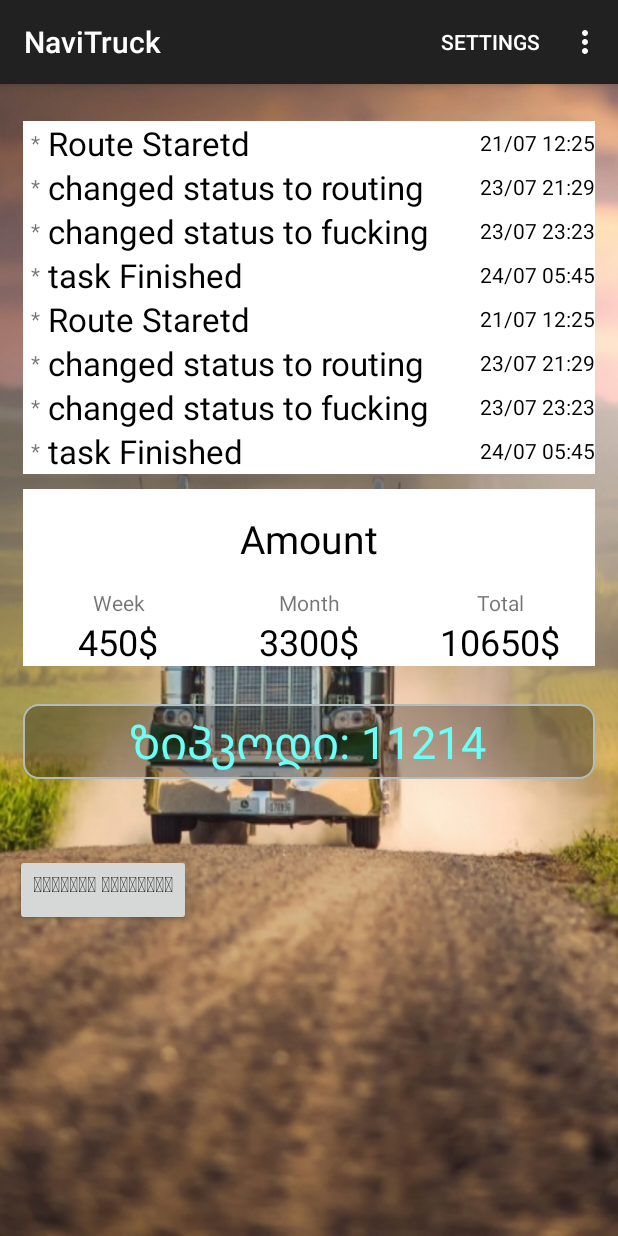
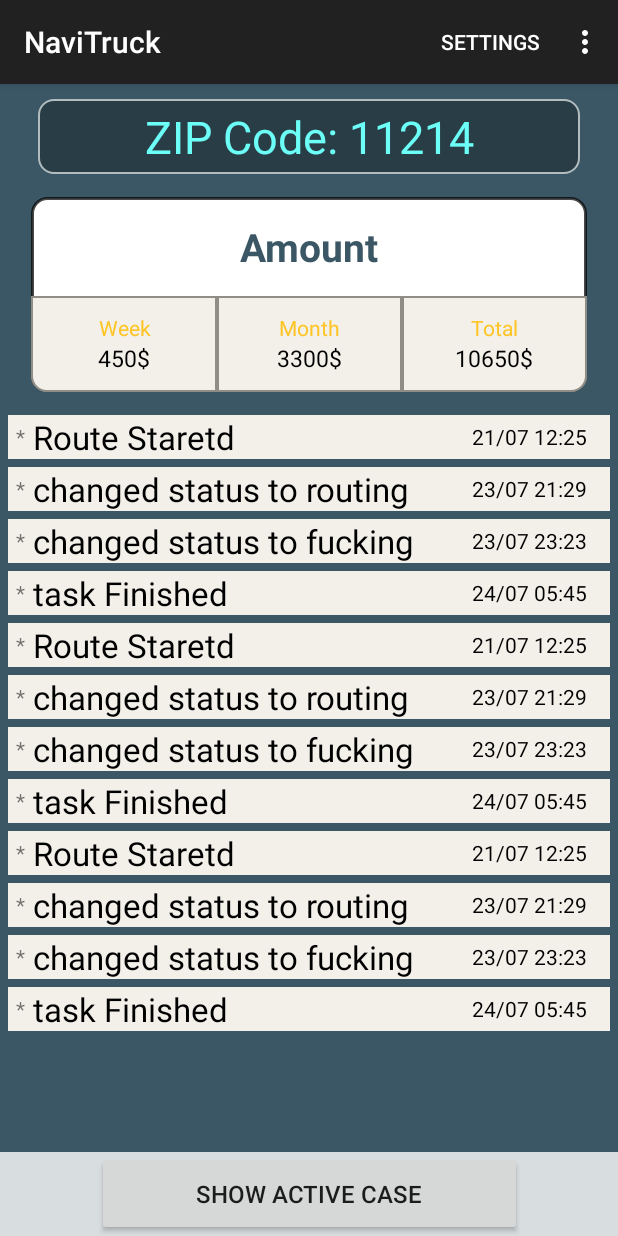
Before and after one commit to pertooo/NaviTruck, an Android app: the screen it shows after launch (MainActivity), on a phone screen of 412 x 824 dp. Run offline under Robolectric (Android 15) with nearby library versions, the phone set to English and light mode, and no system bars; libraries missing offline, so code that uses them is left out: com.anychart, com.anychart.chart, com.anychart.charts, com.anychart.core, com.anychart.enums.

Commit message:
main activity and current task design change

```diff
--- a/app/build.gradle
+++ b/app/build.gradle
@@ -71,5 +71,4 @@ dependencies {
     implementation 'com.github.AnyChart:AnyChart-Android:1.1.2'
 
 
-
 }
--- a/app/src/main/java/com/example/navitruck/screens/main/mystat/MyStatsRecyclerAdapter.java
+++ b/app/src/main/java/com/example/navitruck/screens/main/mystat/MyStatsRecyclerAdapter.java
@@ -36,6 +36,8 @@ public class MyStatsRecyclerAdapter extends RecyclerView.Adapter<MyStatsRecycler
 
 
 
+
+
     // binds the data to the TextView in each row
     @Override
     public void onBindViewHolder(MyStatsRecyclerViewholder holder, int position) {
--- /dev/null
+++ b/app/src/main/res/drawable/bg_home_zipcode.xml
@@ -0,0 +1,33 @@
+<?xml version="1.0" encoding="utf-8"?>
+<shape xmlns:android="http://schemas.android.com/apk/res/android"
+    android:shape="rectangle">
+    <size
+        android:width="360dp"
+        android:height="420dp" />
+
+
+    <corners android:radius="10dp" />
+
+<!--        <stroke-->
+<!--            android:width="5px"-->
+<!--            android:color="#000000" />-->
+
+        <solid android:color="@color/white" />
+
+        <stroke android:color="@color/colorTrnsparentBackground" android:width="2dp" />
+
+    <padding
+        android:bottom="0dp"
+        android:left="0dp"
+        android:right="0dp"
+        android:top="0dp" />
+
+
+<!--    <gradient-->
+<!--        android:angle="0"-->
+<!--        android:endColor="#03a9fc"-->
+<!--        android:startColor="#a5d8f2"-->
+<!--        android:type="linear" />-->
+
+
+</shape>
--- /dev/null
+++ b/app/src/main/res/drawable/bg_stage_list.xml
@@ -0,0 +1,27 @@
+<?xml version="1.0" encoding="utf-8"?>
+<shape xmlns:android="http://schemas.android.com/apk/res/android"
+    android:shape="rectangle">
+
+
+<!--    <corners android:radius="10dp" />-->
+
+
+<!--    <stroke-->
+<!--        android:width="1dp"-->
+<!--        android:color="#fcca19" />-->
+
+    <padding
+        android:bottom="0dp"
+        android:left="0dp"
+        android:right="0dp"
+        android:top="0dp" />
+
+
+    <gradient
+        android:angle="0"
+        android:endColor="#f2f0e9"
+        android:startColor="#fcf9ed"
+        android:type="radial" />
+
+
+</shape>
--- /dev/null
+++ b/app/src/main/res/drawable/bg_statistics_left.xml
@@ -0,0 +1,31 @@
+<?xml version="1.0" encoding="utf-8"?>
+<shape xmlns:android="http://schemas.android.com/apk/res/android"
+    android:shape="rectangle">
+    <size
+        android:width="360dp"
+        android:height="420dp" />
+
+
+    <corners
+        android:bottomLeftRadius="10dp"/>
+
+
+    <stroke android:color="#8f8d85" android:width="1dp" />
+
+<!--        <stroke android:color="#fcca19" android:width="1dp" />-->
+
+    <padding
+        android:bottom="0dp"
+        android:left="0dp"
+        android:right="0dp"
+        android:top="0dp" />
+
+
+    <gradient
+        android:angle="0"
+        android:endColor="#f2f0e9"
+        android:startColor="#fcf9ed"
+        android:type="radial" />
+
+
+</shape>
--- /dev/null
+++ b/app/src/main/res/drawable/bg_statistics_middle.xml
@@ -0,0 +1,31 @@
+<?xml version="1.0" encoding="utf-8"?>
+<shape xmlns:android="http://schemas.android.com/apk/res/android"
+    android:shape="rectangle">
+    <size
+        android:width="360dp"
+        android:height="420dp" />
+
+
+<!--    <corners-->
+<!--        android:bottomLeftRadius="10dp"/>-->
+
+
+    <stroke android:color="#8f8d85" android:width="1dp" />
+
+<!--        <stroke android:color="#fcca19" android:width="1dp" />-->
+
+    <padding
+        android:bottom="0dp"
+        android:left="0dp"
+        android:right="0dp"
+        android:top="0dp" />
+
+
+    <gradient
+        android:angle="0"
+        android:endColor="#f2f0e9"
+        android:startColor="#fcf9ed"
+        android:type="radial" />
+
+
+</shape>
--- /dev/null
+++ b/app/src/main/res/drawable/bg_statistics_right.xml
@@ -0,0 +1,31 @@
+<?xml version="1.0" encoding="utf-8"?>
+<shape xmlns:android="http://schemas.android.com/apk/res/android"
+    android:shape="rectangle">
+    <size
+        android:width="360dp"
+        android:height="420dp" />
+
+
+    <corners
+        android:bottomRightRadius="10dp"/>
+
+
+    <stroke android:color="#8f8d85" android:width="1dp" />
+
+<!--        <stroke android:color="#fcca19" android:width="1dp" />-->
+
+    <padding
+        android:bottom="0dp"
+        android:left="0dp"
+        android:right="0dp"
+        android:top="0dp" />
+
+
+    <gradient
+        android:angle="0"
+        android:endColor="#f2f0e9"
+        android:startColor="#fcf9ed"
+        android:type="radial" />
+
+
+</shape>
--- /dev/null
+++ b/app/src/main/res/drawable/bg_statistics_whole.xml
@@ -0,0 +1,32 @@
+<?xml version="1.0" encoding="utf-8"?>
+<shape xmlns:android="http://schemas.android.com/apk/res/android"
+    android:shape="rectangle">
+    <size
+        android:width="360dp"
+        android:height="420dp" />
+
+
+    <corners
+        android:bottomRightRadius="10dp"
+        android:bottomLeftRadius="10dp"/>
+
+
+    <stroke android:color="#8f8d85" android:width="1dp" />
+
+<!--        <stroke android:color="#fcca19" android:width="1dp" />-->
+
+    <padding
+        android:bottom="0dp"
+        android:left="0dp"
+        android:right="0dp"
+        android:top="0dp" />
+
+
+    <gradient
+        android:angle="0"
+        android:endColor="#f2f0e9"
+        android:startColor="#fcf9ed"
+        android:type="radial" />
+
+
+</shape>
--- a/app/src/main/res/layout/fragment_current_task.xml
+++ b/app/src/main/res/layout/fragment_current_task.xml
@@ -1,38 +1,69 @@
 <?xml version="1.0" encoding="utf-8"?>
-<LinearLayout
-    xmlns:android="http://schemas.android.com/apk/res/android"
+<androidx.constraintlayout.widget.ConstraintLayout xmlns:android="http://schemas.android.com/apk/res/android"
     android:layout_width="match_parent"
     android:layout_height="match_parent"
+    xmlns:app="http://schemas.android.com/apk/res-auto"
+    android:background="@color/main_bg"
     android:gravity="center"
     android:orientation="vertical">
+
+
+    <androidx.core.widget.NestedScrollView
+        android:layout_width="match_parent"
+        android:layout_height="0dp"
+        app:layout_constraintTop_toTopOf="parent"
+        app:layout_constraintBottom_toBottomOf="parent">
+    <androidx.constraintlayout.widget.ConstraintLayout
+        android:layout_width="match_parent"
+        android:layout_height="wrap_content">
+
 
     <androidx.recyclerview.widget.RecyclerView
         android:id="@+id/statusRec"
         android:layout_width="match_parent"
         android:layout_height="wrap_content"
         android:layout_gravity="center_vertical"
-        android:layout_marginStart="5dp"
-        android:layout_marginEnd="5dp"
+        android:layout_marginTop="15dp"
+        android:layout_marginStart="15dp"
+        android:layout_marginBottom="100dp"
+        android:layout_marginEnd="15dp"
+        app:layout_constraintTop_toTopOf="parent"
+        app:layout_constraintBottom_toBottomOf="parent"
         />
 
+</androidx.constraintlayout.widget.ConstraintLayout>
+
+</androidx.core.widget.NestedScrollView>
 
 
-    <LinearLayout
-        android:layout_width="wrap_content"
-        android:layout_height="wrap_content"
-        android:orientation="horizontal"
-        android:layout_gravity="start"
-        android:layout_marginTop="50dp"
-        >
+    <androidx.constraintlayout.widget.ConstraintLayout
+        android:id="@+id/open_active_task_layout"
+        android:layout_width="match_parent"
+        android:layout_height="56dp"
+        android:background="@color/active_case_bg"
+        app:layout_constraintBottom_toBottomOf="parent"
+        app:layout_constraintEnd_toEndOf="parent"
+        app:layout_constraintStart_toStartOf="parent">
 
-        <Button
-            android:id="@+id/back_button"
-            android:layout_width="wrap_content"
-            android:layout_height="wrap_content"
-            android:text="ჩაკეცვა"
-            android:gravity="start"
-        />
+        <androidx.constraintlayout.widget.ConstraintLayout
+            android:layout_width="283dp"
+            android:layout_height="56dp"
+            android:layout_marginTop="10dp"
+            android:layout_marginBottom="10dp"
+            app:layout_constraintBottom_toBottomOf="parent"
+            app:layout_constraintEnd_toEndOf="parent"
+            app:layout_constraintStart_toStartOf="parent"
+            app:layout_constraintTop_toTopOf="parent">
 
-    </LinearLayout>
+            <Button
+                android:id="@+id/back_button"
+                android:layout_width="match_parent"
+                android:layout_height="match_parent"
+                android:text="Hide Active Case"
+                android:textSize="16dp"></Button>
 
-</LinearLayout>
+        </androidx.constraintlayout.widget.ConstraintLayout>
+    </androidx.constraintlayout.widget.ConstraintLayout>
+
+
+</androidx.constraintlayout.widget.ConstraintLayout>
--- a/app/src/main/res/layout/item_activity.xml
+++ b/app/src/main/res/layout/item_activity.xml
@@ -1,16 +1,17 @@
 <?xml version="1.0" encoding="utf-8"?>
-<androidx.constraintlayout.widget.ConstraintLayout
-    xmlns:android="http://schemas.android.com/apk/res/android"
+<androidx.constraintlayout.widget.ConstraintLayout xmlns:android="http://schemas.android.com/apk/res/android"
     xmlns:tools="http://schemas.android.com/tools"
     android:layout_width="match_parent"
+    xmlns:app="http://schemas.android.com/apk/res-auto"
+    android:layout_marginTop="5dp"
     android:layout_height="wrap_content">
 
     <LinearLayout
         android:layout_width="match_parent"
         android:layout_height="wrap_content"
-        tools:ignore="MissingConstraints"
-        android:background="@color/white"
+        android:background="@drawable/bg_stage_list"
         android:orientation="horizontal"
+        app:layout_constraintTop_toTopOf="parent"
         >
 
         <LinearLayout
@@ -50,6 +51,7 @@
             android:layout_width="wrap_content"
             android:layout_height="wrap_content"
             android:orientation="vertical"
+            android:layout_marginEnd="15dp"
             android:layout_gravity="center">
 
             <TextView
--- a/app/src/main/res/layout/item_my_stat.xml
+++ b/app/src/main/res/layout/item_my_stat.xml
@@ -3,13 +3,19 @@
     xmlns:android="http://schemas.android.com/apk/res/android"
     xmlns:tools="http://schemas.android.com/tools"
     android:layout_width="match_parent"
-    android:layout_height="wrap_content">
+    android:layout_height="wrap_content"
+    android:layout_marginTop="5dp"
+    android:background="@color/main_bg">
 
     <LinearLayout
         android:layout_width="match_parent"
-        android:layout_height="wrap_content"
+        android:layout_height="130dp"
         tools:ignore="MissingConstraints"
-        android:background="@color/white"
+        android:background="@drawable/bg_home_zipcode"
+        android:layout_marginStart="15dp"
+        android:layout_marginEnd="15dp"
+        android:layout_marginTop="5dp"
+        android:layout_marginBottom="5dp"
         android:orientation="vertical"
         >
 
@@ -25,9 +31,10 @@
                 android:layout_height="wrap_content"
                 android:text="Amount"
                 android:padding="15dp"
+                android:textStyle="bold"
                 android:textSize="26sp"
                 android:gravity="center"
-                android:textColor="@color/black"
+                android:textColor="@color/main_bg"
 
                 />
 
@@ -36,13 +43,17 @@
         <LinearLayout
             android:layout_width="match_parent"
             android:layout_height="wrap_content"
-            android:orientation="horizontal">
+            android:orientation="horizontal"
+            android:background="@drawable/bg_statistics_whole"
+
+            >
 
 
             <LinearLayout
                 android:layout_width="match_parent"
                 android:layout_height="wrap_content"
                 android:orientation="vertical"
+                android:background="@drawable/bg_statistics_left"
                 android:layout_weight="1"
                 android:layout_gravity="center"
                 android:gravity="center"
@@ -52,6 +63,7 @@
                     android:layout_width="match_parent"
                     android:layout_height="match_parent"
                     android:text="Week"
+                    android:textColor="#ffc526"
                     android:gravity="center"
                     />
 
@@ -60,7 +72,7 @@
                     android:layout_width="match_parent"
                     android:layout_height="match_parent"
                     android:text="1300$"
-                    android:textSize="24sp"
+                    android:textSize="15sp"
                     android:gravity="center"
                     android:textColor="@color/black"
 
@@ -75,6 +87,7 @@
                 android:layout_height="wrap_content"
                 android:orientation="vertical"
                 android:layout_weight="1"
+                android:background="@drawable/bg_statistics_middle"
                 android:layout_gravity="center"
                 android:gravity="center"
                 >
@@ -83,6 +96,7 @@
                     android:layout_width="match_parent"
                     android:layout_height="match_parent"
                     android:text="Month"
+                    android:textColor="#ffc526"
                     android:gravity="center"
                     />
 
@@ -91,7 +105,7 @@
                     android:layout_width="match_parent"
                     android:layout_height="match_parent"
                     android:text="5000$"
-                    android:textSize="24sp"
+                    android:textSize="15sp"
                     android:gravity="center"
                     android:textColor="@color/black"
 
@@ -106,6 +120,7 @@
                 android:layout_height="wrap_content"
                 android:orientation="vertical"
                 android:layout_weight="1"
+                android:background="@drawable/bg_statistics_right"
                 android:layout_gravity="center"
                 android:gravity="center"
                 >
@@ -114,6 +129,7 @@
                     android:layout_width="match_parent"
                     android:layout_height="match_parent"
                     android:text="Total"
+                    android:textColor="#ffc526"
                     android:gravity="center"
                     />
 
@@ -122,7 +138,7 @@
                     android:layout_width="match_parent"
                     android:layout_height="match_parent"
                     android:text="13700$"
-                    android:textSize="24sp"
+                    android:textSize="15sp"
                     android:gravity="center"
                     android:textColor="@color/black"
 
--- a/app/src/main/res/layout/item_status.xml
+++ b/app/src/main/res/layout/item_status.xml
@@ -35,12 +35,12 @@
             android:id="@+id/imageBtn"
             android:layout_width="30dp"
             android:layout_height="30dp"
-            android:background="@drawable/photos" />
+            android:background="@drawable/ic_photos" />
 
         <ImageView
             android:id="@+id/checkedImageImg"
-            android:layout_width="15dp"
-            android:layout_height="20dp"
+            android:layout_width="25dp"
+            android:layout_height="25dp"
             android:layout_marginStart="15dp"
             android:src="@drawable/checked"
             android:visibility="gone"
@@ -63,8 +63,8 @@
 
         <ImageView
             android:id="@+id/checkedNoteImg"
-            android:layout_width="15dp"
-            android:layout_height="20dp"
+            android:layout_width="25dp"
+            android:layout_height="25dp"
             android:layout_marginStart="15dp"
             android:src="@drawable/checked"
             android:visibility="gone"
--- a/app/src/main/res/layout/main_activity.xml
+++ b/app/src/main/res/layout/main_activity.xml
@@ -1,29 +1,52 @@
 <?xml version="1.0" encoding="utf-8"?>
-<androidx.constraintlayout.widget.ConstraintLayout
-    xmlns:android="http://schemas.android.com/apk/res/android"
+<androidx.constraintlayout.widget.ConstraintLayout xmlns:android="http://schemas.android.com/apk/res/android"
+    xmlns:app="http://schemas.android.com/apk/res-auto"
     xmlns:tools="http://schemas.android.com/tools"
-    xmlns:app="http://schemas.android.com/apk/res-auto"
     android:layout_width="match_parent"
     android:layout_height="match_parent"
-    tools:menu="@menu/menu_main"
     android:layout_gravity="center"
-    >
+    android:background="@color/main_bg"
+    tools:menu="@menu/menu_main">
 
 
+    <androidx.core.widget.NestedScrollView
+        android:layout_width="match_parent"
+        android:layout_height="0dp"
+        app:layout_constraintTop_toTopOf="parent"
+        app:layout_constraintBottom_toBottomOf="parent">
 
+        <androidx.constraintlayout.widget.ConstraintLayout
+            android:layout_width="match_parent"
+            android:layout_height="wrap_content">
 
-    <LinearLayout
-        android:layout_width="match_parent"
-        android:layout_height="wrap_content"
-        android:orientation="vertical"
-        android:gravity="center"
-        android:padding="10dp"
-        tools:ignore="MissingConstraints">
+            <TextView
+                android:id="@+id/zip_code"
+                android:layout_width="match_parent"
+                android:layout_height="50dp"
+                android:layout_marginStart="25dp"
+                android:layout_marginTop="10dp"
+                android:layout_marginEnd="25dp"
+                android:background="@drawable/rounded_edittext"
+                android:gravity="center"
+                android:text="ZIP Code: 11214"
+                android:textColor="@color/colorText"
+                android:textSize="30sp"
+                app:layout_constraintTop_toTopOf="parent"
 
+                />
 
-        <LinearLayout
-            android:layout_width="match_parent"
-            android:layout_height="250dp">
+            <androidx.recyclerview.widget.RecyclerView
+                android:id="@+id/my_stat_recyclerview"
+                android:layout_width="match_parent"
+                android:layout_height="wrap_content"
+                android:layout_gravity="center_vertical"
+                android:layout_marginStart="5dp"
+                android:layout_marginTop="10dp"
+                android:layout_marginEnd="5dp"
+                android:orientation="vertical"
+                app:layout_constraintTop_toBottomOf="@id/zip_code"
+
+                />
 
 
             <androidx.recyclerview.widget.RecyclerView
@@ -31,64 +54,43 @@
                 android:layout_width="match_parent"
                 android:layout_height="wrap_content"
                 android:layout_gravity="center_vertical"
+                android:layout_marginStart="5dp"
+                android:layout_marginTop="10dp"
+                android:layout_marginBottom="100dp"
+                android:layout_marginEnd="5dp"
                 android:orientation="vertical"
-                android:layout_marginStart="5dp"
-                android:layout_marginEnd="5dp"
-                android:layout_marginTop="10dp"
-                />
+                app:layout_constraintTop_toBottomOf="@id/my_stat_recyclerview"
+                app:layout_constraintBottom_toBottomOf="parent"/>
 
-        </LinearLayout>
+        </androidx.constraintlayout.widget.ConstraintLayout>
+    </androidx.core.widget.NestedScrollView>
 
-        <androidx.recyclerview.widget.RecyclerView
-            android:id="@+id/my_stat_recyclerview"
-            android:layout_width="match_parent"
-            android:layout_height="wrap_content"
-            android:layout_gravity="center_vertical"
-            android:orientation="horizontal"
-            android:layout_marginStart="5dp"
-            android:layout_marginEnd="5dp"
+    <androidx.constraintlayout.widget.ConstraintLayout
+        android:id="@+id/open_active_task_layout"
+        android:layout_width="match_parent"
+        android:layout_height="56dp"
+        android:background="@color/active_case_bg"
+        app:layout_constraintBottom_toBottomOf="parent"
+        app:layout_constraintEnd_toEndOf="parent"
+        app:layout_constraintStart_toStartOf="parent">
+
+        <androidx.constraintlayout.widget.ConstraintLayout
+            android:layout_width="283dp"
+            android:layout_height="56dp"
             android:layout_marginTop="10dp"
-            />
-
-
-
-        <TextView
-            android:id="@+id/zip_code"
-            android:layout_width="match_parent"
-            android:layout_height="50dp"
-            android:layout_marginTop="25dp"
-            android:layout_marginStart="5dp"
-            android:layout_marginEnd="5dp"
-            android:textSize="30sp"
-            android:textColor="@color/colorText"
-            android:gravity="center"
-            android:background="@drawable/rounded_edittext"
-            android:text="ზიპკოდი: 11214"
-            />
-
-
-
-        <LinearLayout
-            android:layout_width="wrap_content"
-            android:layout_height="wrap_content"
-            android:orientation="horizontal"
-            android:layout_gravity="start"
-            android:layout_marginTop="50dp"
-            >
+            android:layout_marginBottom="10dp"
+            app:layout_constraintBottom_toBottomOf="parent"
+            app:layout_constraintEnd_toEndOf="parent"
+            app:layout_constraintStart_toStartOf="parent"
+            app:layout_constraintTop_toTopOf="parent">
 
             <Button
                 android:id="@+id/open_active_task_button"
-                android:layout_width="wrap_content"
-                android:layout_height="wrap_content"
-                android:text="აქტიური დავალება"
-                android:gravity="start"
-                />
+                android:layout_width="match_parent"
+                android:layout_height="match_parent"
+                android:text="Show Active Case"
+                android:textSize="16dp"></Button>
 
-        </LinearLayout>
-
-    </LinearLayout>
-
-
-
-
+        </androidx.constraintlayout.widget.ConstraintLayout>
+    </androidx.constraintlayout.widget.ConstraintLayout>
 </androidx.constraintlayout.widget.ConstraintLayout>
--- a/app/src/main/res/values/colors.xml
+++ b/app/src/main/res/values/colors.xml
@@ -18,4 +18,10 @@
 
     <color name="colorHint">#52afaa</color>
     <color name="colorText">#6bfff7</color>
+
+
+
+
+    <color name="active_case_bg">#CCFFFFFF</color>
+    <color name="main_bg">#3b5766</color>
 </resources>
```
Also changed, not shown: app/src/main/AndroidManifest.xml (+11 -29 lines), app/src/main/java/com/example/navitruck/screens/main/MainActivity.java (+14 -8 lines), app/src/main/res/values/strings.xml (+2 -5 lines), app/src/main/res/drawable/ic_photos.png (added).
